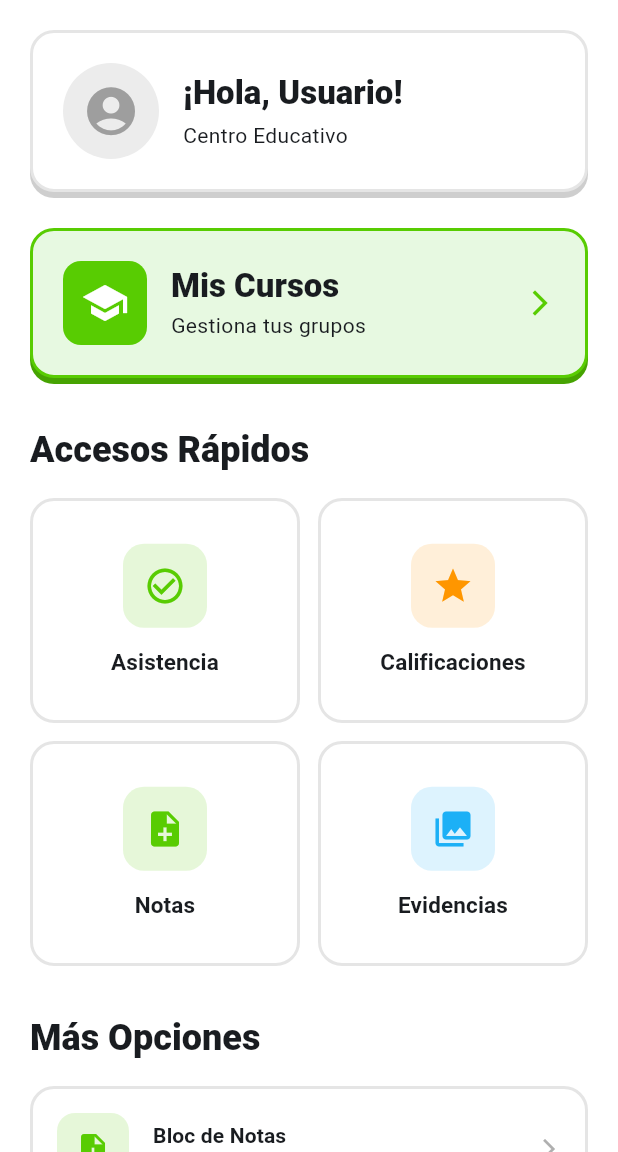
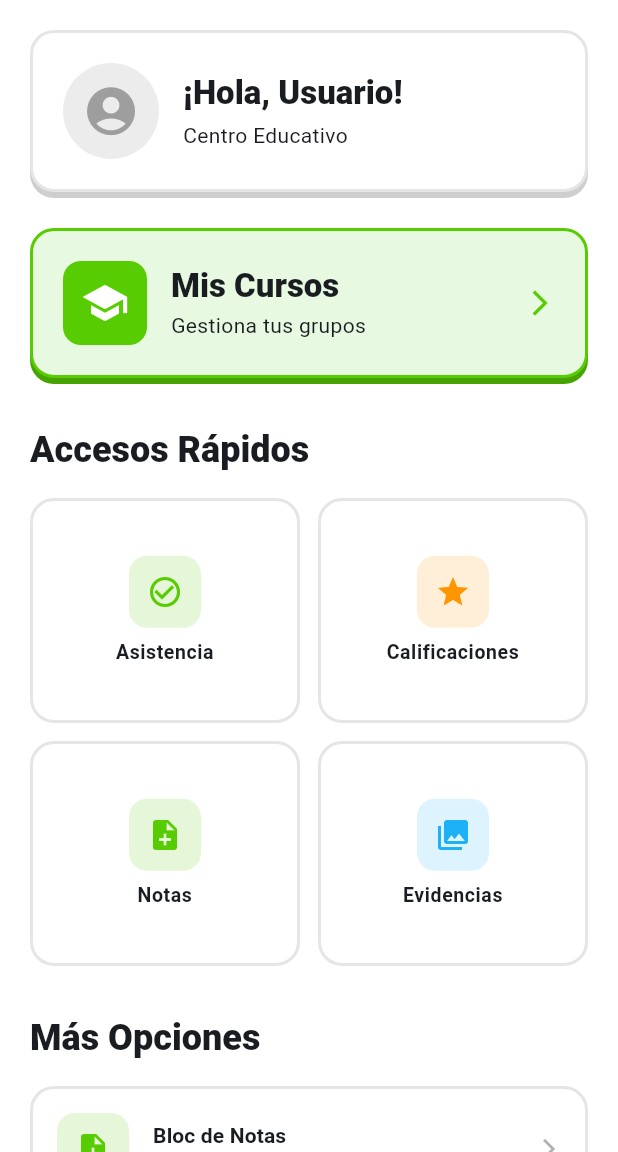
Before and after one commit to franciscoluis703/RegistroDigital, a Flutter app: the HomeScreen screen opened by its route, on a phone screen of 412 x 824 dp, the part 84-1236 px from its top. Run offline on Flutter 3.47's test engine with Material 3 defaults, Android fonts, the phone set to English and light mode, and no system bars; our stand-ins replace cloud_firestore, csv, file_picker, firebase_auth, firebase_core, firebase_storage and 9 more; missing offline and left inert: flutter_facebook_auth; accounts and stored records are empty.

Commit message:
feat: Reducir tamaño de iconos de acceso rápido
- Contenedor del icono: 56x56 → 48x48
- Tamaño del icono: 28px → 24px
- Padding de la tarjeta: 16px → 12px
- Espaciado: 12px → 8px
- Tamaño del texto: 15px → 13px

Iconos ahora más compactos y proporcionados.

🤖 Generated with [Claude Code](https://claude.com/claude-code)

Co-Authored-By: Claude <noreply@anthropic.com>

```diff
--- a/registrodocente/lib/app/presentation/modules/home/views/home_screen.dart
+++ b/registrodocente/lib/app/presentation/modules/home/views/home_screen.dart
@@ -461,26 +461,26 @@ class _QuickAccessCard extends StatelessWidget {
   Widget build(BuildContext context) {
     return DuoCard(
       style: DuoCardStyle.flat,
-      padding: const EdgeInsets.all(16),
+      padding: const EdgeInsets.all(12),
       onTap: onTap,
       child: Column(
         mainAxisAlignment: MainAxisAlignment.center,
         children: [
           Container(
-            width: 56,
-            height: 56,
+            width: 48,
+            height: 48,
             decoration: BoxDecoration(
               color: color.withValues(alpha: 0.15),
-              borderRadius: BorderRadius.circular(14),
+              borderRadius: BorderRadius.circular(12),
             ),
-            child: Icon(icon, color: color, size: 28),
+            child: Icon(icon, color: color, size: 24),
           ),
-          const SizedBox(height: 12),
+          const SizedBox(height: 8),
           Text(
             label,
-            style: Theme.of(context).textTheme.titleSmall?.copyWith(
+            style: Theme.of(context).textTheme.bodySmall?.copyWith(
                   fontWeight: FontWeight.w700,
-                  fontSize: 15,
+                  fontSize: 13,
                 ),
             textAlign: TextAlign.center,
             maxLines: 2,
```
Also changed, not shown: 1 other file.
